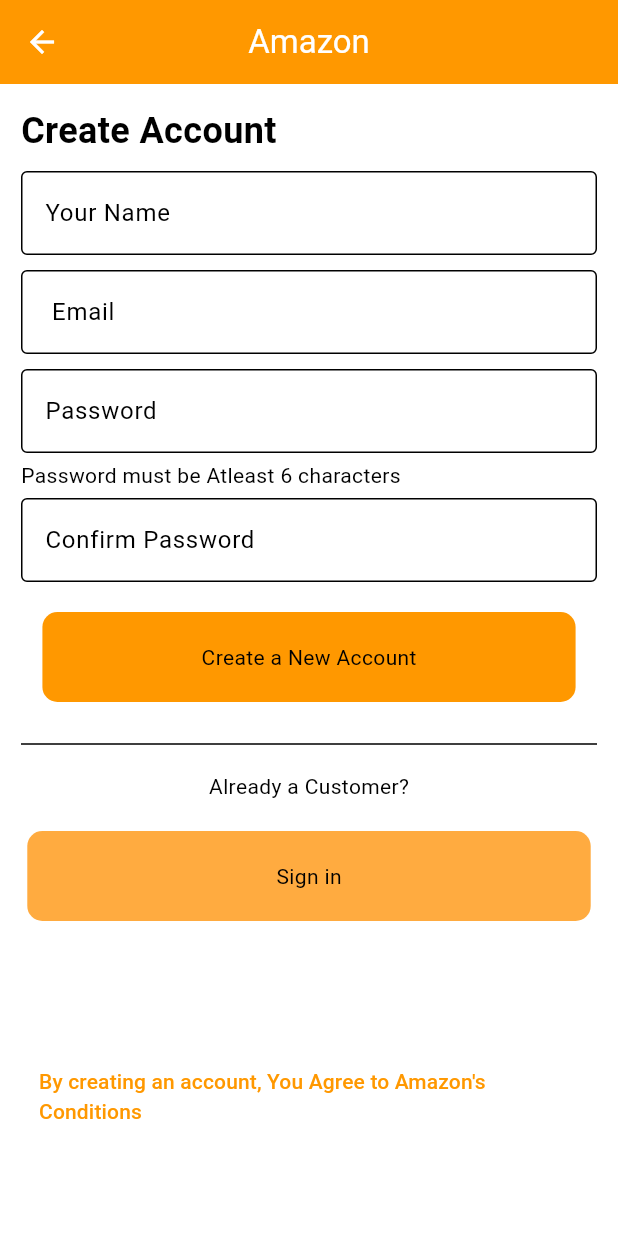
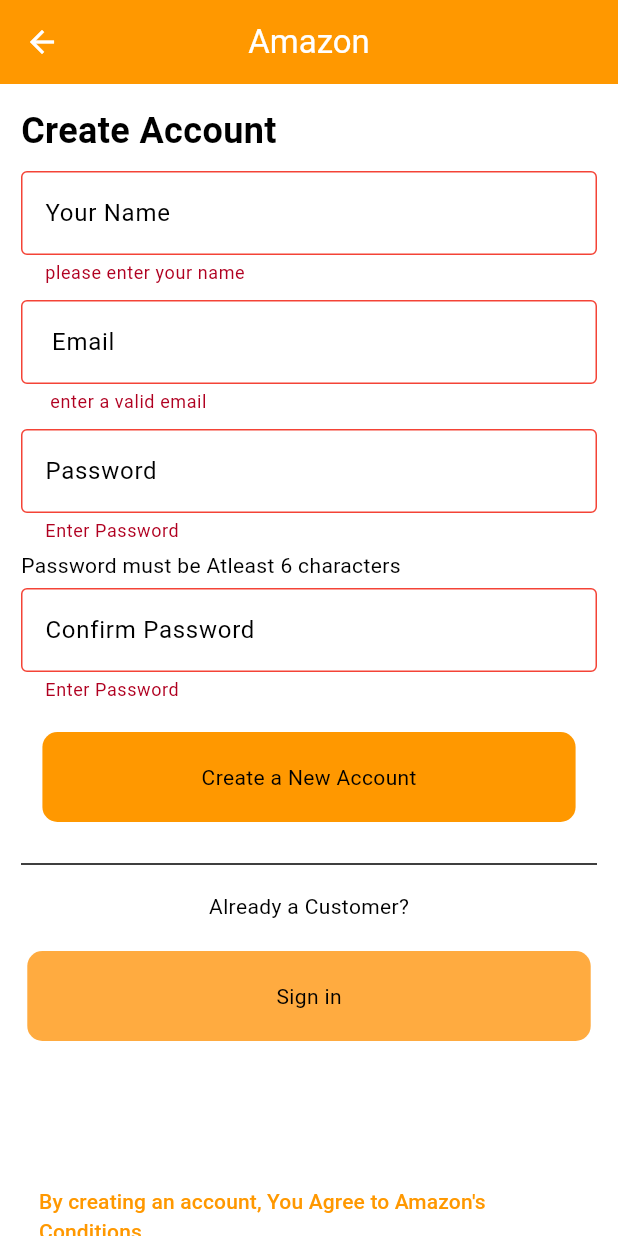
Before and after one commit to abiinavvv/Amazon_app, a Flutter app: the AuthScreen screen opened by its route, after a tap on "Create a New Account", on a phone screen of 412 x 824 dp. Run offline on Flutter 3.47's test engine with Material 3 defaults, Android fonts, the phone set to English and light mode, and no system bars.

Commit message:
validation

```diff
--- a/lib/view/auth/auth_screen.dart
+++ b/lib/view/auth/auth_screen.dart
@@ -11,6 +11,24 @@ class AuthScreen extends StatefulWidget {
 class _AuthScreenState extends State<AuthScreen> {
   bool isLoginEnabled = false;
   var signupKey = GlobalKey<FormState>();
+  var signInKey = GlobalKey<FormState>();
+
+  void _signUpSubmit() {
+    final isValid = signupKey.currentState!.validate();
+    if (!isValid) {
+      return;
+    }
+    signupKey.currentState!.save();
+  }
+
+  void _signInSubmit() {
+    final isValid = signInKey.currentState!.validate();
+    if (!isValid) {
+      return;
+    }
+    signInKey.currentState!.save();
+  }
+
   @override
   Widget build(BuildContext context) {
     return Scaffold(
@@ -23,7 +41,9 @@ class _AuthScreenState extends State<AuthScreen> {
           child: Padding(
             padding: const EdgeInsets.all(14.0),
             child: isLoginEnabled
-                ? Column(
+                ? Form(
+                    key: signInKey,
+                    child: Column(
                       children: [
                         const Padding(
                           padding: EdgeInsets.all(8.0),
@@ -48,25 +68,53 @@ class _AuthScreenState extends State<AuthScreen> {
                                 ))
                           ],
                         ),
-                      const TextField(
-                        decoration: InputDecoration(
+                        TextFormField(
+                          keyboardType: TextInputType.emailAddress,
+                          validator: (value) {
+                            if (value!.isEmpty ||
+                                !RegExp(r"^[a-zA-Z0-9._%+-]+@[a-zA-Z0-9.-]+\.[a-zA-Z]{2,}$")
+                                    .hasMatch(value)) {
+                              return " enter a valid email";
+                            }
+                            return null;
+                          },
+                          decoration: const InputDecoration(
+                              focusedErrorBorder: OutlineInputBorder(
+                                  borderSide: BorderSide(color: Colors.red)),
+                              errorBorder: OutlineInputBorder(
+                                  borderSide: BorderSide(color: Colors.red)),
                               focusedBorder: OutlineInputBorder(
                                   borderSide: BorderSide(color: Colors.black)),
                               hintText: "Email or Phone number",
                               enabledBorder: OutlineInputBorder(
                                   borderSide: BorderSide(color: Colors.black))),
                         ),
-                      const Padding(
-                        padding: EdgeInsets.only(top: 15.0),
-                        child: TextField(
+                        TextFormField(
+                          keyboardType: TextInputType.visiblePassword,
+                          validator: (value) {
+                            RegExp regex = RegExp(
+                                r"^(?=.*[A-Z])(?=.*[a-z])(?=.*\d)(?=.*[@$!%*?&])[A-Za-z\d@$!%*?&]{6,}$");
+                            if (value!.isEmpty) {
+                              return "Enter Password";
+                            } else {
+                              if (!regex.hasMatch(value)) {
+                                return "Enter Valid Password";
+                              } else {
+                                return null;
+                              }
+                            }
+                          },
                           obscureText: true,
-                          decoration: InputDecoration(
+                          decoration: const InputDecoration(
                               hintText: "Password",
+                              focusedErrorBorder: OutlineInputBorder(
+                                  borderSide: BorderSide(color: Colors.red)),
+                              errorBorder: OutlineInputBorder(
+                                  borderSide: BorderSide(color: Colors.red)),
                               enabledBorder: OutlineInputBorder(
                                   borderSide: BorderSide(color: Colors.black)),
                               focusedBorder: OutlineInputBorder(
                                   borderSide: BorderSide(color: Colors.black))),
-                        ),
                         ),
                         CheckboxListTile(
                           value: true,
@@ -79,7 +127,9 @@ class _AuthScreenState extends State<AuthScreen> {
                           title: const Text("Keep me Signed In"),
                         ),
                         InkWell(
-                        onTap: () {},
+                          onTap: () {
+                            _signInSubmit();
+                          },
                           child: Container(
                             padding: EdgeInsets.symmetric(
                                 horizontal:
@@ -124,11 +174,12 @@ class _AuthScreenState extends State<AuthScreen> {
                           padding: const EdgeInsets.only(top: 89),
                           child: TextButton(
                             onPressed: () {},
-                          child:
-                              const Text("Conditions and User privacy policy"),
+                            child: const Text(
+                                "Conditions and User privacy policy"),
                           ),
                         )
                       ],
+                    ),
                   )
 
                 // SIGN UP SCREEN
@@ -161,6 +212,10 @@ class _AuthScreenState extends State<AuthScreen> {
                           },
                           decoration: const InputDecoration(
                               hintText: "Your Name",
+                              focusedErrorBorder: OutlineInputBorder(
+                                  borderSide: BorderSide(color: Colors.red)),
+                              errorBorder: OutlineInputBorder(
+                                  borderSide: BorderSide(color: Colors.red)),
                               enabledBorder: OutlineInputBorder(
                                 borderSide: BorderSide(color: Colors.black),
                               ),
@@ -171,8 +226,21 @@ class _AuthScreenState extends State<AuthScreen> {
                           height: 10,
                         ),
                         TextFormField(
+                          keyboardType: TextInputType.emailAddress,
+                          validator: (value) {
+                            if (value!.isEmpty ||
+                                !RegExp(r"^[a-zA-Z0-9._%+-]+@[a-zA-Z0-9.-]+\.[a-zA-Z]{2,}$")
+                                    .hasMatch(value)) {
+                              return " enter a valid email";
+                            }
+                            return null;
+                          },
                           decoration: const InputDecoration(
                               hintText: " Email",
+                              focusedErrorBorder: OutlineInputBorder(
+                                  borderSide: BorderSide(color: Colors.red)),
+                              errorBorder: OutlineInputBorder(
+                                  borderSide: BorderSide(color: Colors.red)),
                               enabledBorder: OutlineInputBorder(
                                 borderSide: BorderSide(color: Colors.black),
                               ),
@@ -183,9 +251,27 @@ class _AuthScreenState extends State<AuthScreen> {
                           height: 10,
                         ),
                         TextFormField(
+                          keyboardType: TextInputType.visiblePassword,
+                          validator: (value) {
+                            RegExp regex = RegExp(
+                                r"^(?=.*[A-Z])(?=.*[a-z])(?=.*\d)(?=.*[@$!%*?&])[A-Za-z\d@$!%*?&]{6,}$");
+                            if (value!.isEmpty) {
+                              return "Enter Password";
+                            } else {
+                              if (!regex.hasMatch(value)) {
+                                return "Enter Valid Password";
+                              } else {
+                                return null;
+                              }
+                            }
+                          },
                           obscureText: true,
                           decoration: const InputDecoration(
                               hintText: "Password",
+                              focusedErrorBorder: OutlineInputBorder(
+                                  borderSide: BorderSide(color: Colors.red)),
+                              errorBorder: OutlineInputBorder(
+                                  borderSide: BorderSide(color: Colors.red)),
                               enabledBorder: OutlineInputBorder(
                                 borderSide: BorderSide(color: Colors.black),
                               ),
@@ -205,9 +291,27 @@ class _AuthScreenState extends State<AuthScreen> {
                           height: 5,
                         ),
                         TextFormField(
+                          keyboardType: TextInputType.visiblePassword,
+                          validator: (value) {
+                            RegExp regex = RegExp(
+                                r"^(?=.*[A-Z])(?=.*[a-z])(?=.*\d)(?=.*[@$!%*?&])[A-Za-z\d@$!%*?&]{6,}$");
+                            if (value!.isEmpty) {
+                              return "Enter Password";
+                            } else {
+                              if (!regex.hasMatch(value)) {
+                                return "Enter Valid Password";
+                              } else {
+                                return null;
+                              }
+                            }
+                          },
                           obscureText: true,
                           decoration: const InputDecoration(
                               hintText: "Confirm Password",
+                              focusedErrorBorder: OutlineInputBorder(
+                                  borderSide: BorderSide(color: Colors.red)),
+                              errorBorder: OutlineInputBorder(
+                                  borderSide: BorderSide(color: Colors.red)),
                               enabledBorder: OutlineInputBorder(
                                 borderSide: BorderSide(color: Colors.black),
                               ),
@@ -218,7 +322,9 @@ class _AuthScreenState extends State<AuthScreen> {
                           height: 20,
                         ),
                         InkWell(
-                          onTap: () {},
+                          onTap: () {
+                            _signUpSubmit();
+                          },
                           child: Container(
                             padding: EdgeInsets.symmetric(
                                 horizontal:
```
Lines whose indentation alone changed are shown as unchanged.
